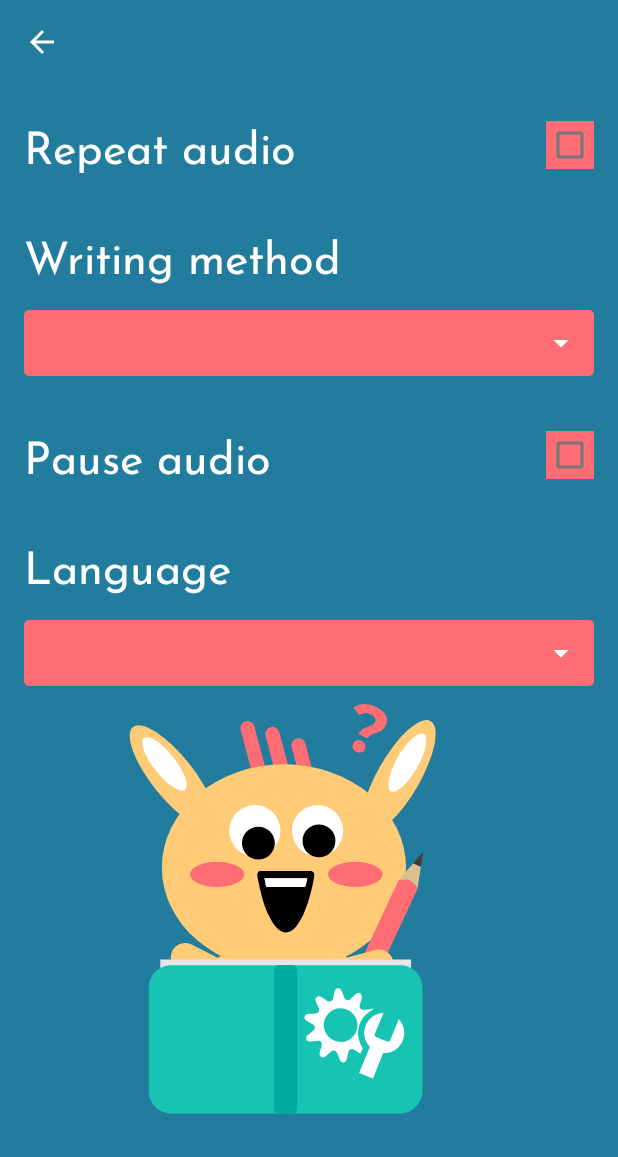
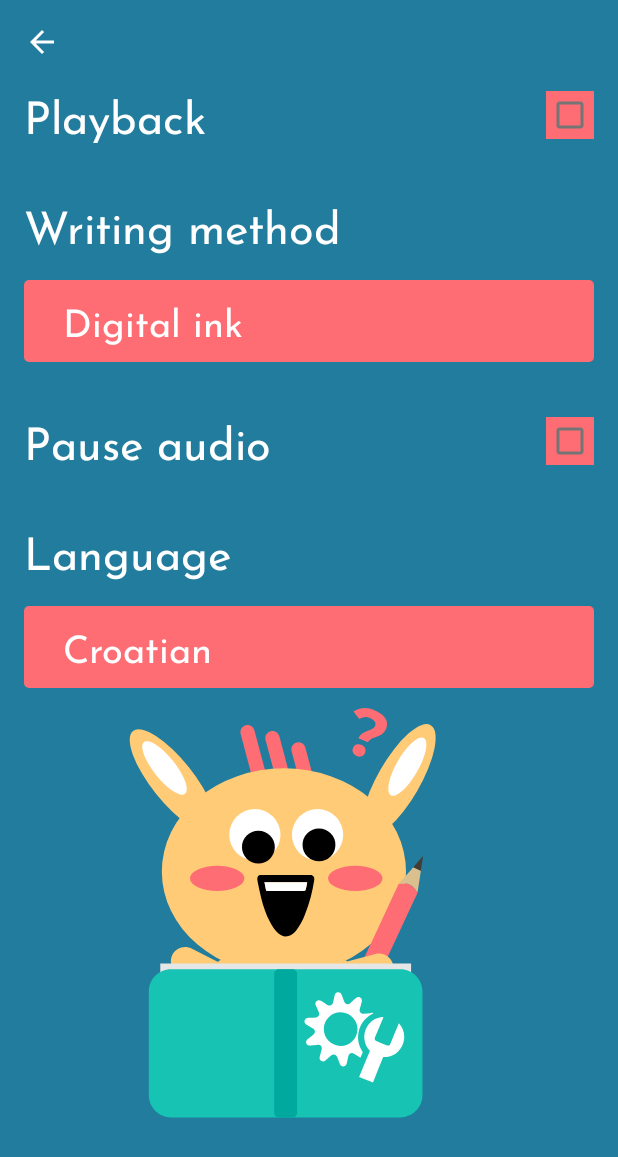
Before and after one commit to mdulibic/MySpellBuddy, an Android app: the SettingsFragment screen opened through its navigation route, on a phone screen of 412 x 824 dp. Shown: the top 1157 px of the screen. Run offline under Robolectric (Android 15) with nearby library versions, the light colour scheme and no system bars; our stand-ins replace Dagger/Hilt's generated code, Timber, navigation-ui.

Commit message:
settings setup and localization

```diff
--- a/app/src/main/java/hr/fer/myspellbuddy/util/SessionManager.kt
+++ b/app/src/main/java/hr/fer/myspellbuddy/util/SessionManager.kt
@@ -1,3 +1,45 @@
 package hr.fer.myspellbuddy.util
 
-class SessionManager
+import android.content.Context
+import android.content.SharedPreferences
+import dagger.hilt.android.qualifiers.ApplicationContext
+import javax.inject.Inject
+
+class SessionManager @Inject constructor(@ApplicationContext private val appContext: Context) {
+
+    companion object {
+        private const val PREFERENCES_APP = "prefs_app"
+        private const val PLAYBACK = "playback"
+        private const val WRITING_METHOD = "writing_method"
+        private const val LANGUAGE = "language"
+        private const val PAUSE_AUDIO = "pause_audio"
+    }
+
+    private val appPreferences: SharedPreferences by lazy {
+        appContext.getSharedPreferences(PREFERENCES_APP, Context.MODE_PRIVATE)
+    }
+
+    var playback: Boolean
+        get() = appPreferences.getBoolean(PLAYBACK, false)
+        set(value) {
+            appPreferences.edit().putBoolean(PLAYBACK, value).apply()
+        }
+
+    var pauseAudio: Boolean
+        get() = appPreferences.getBoolean(PAUSE_AUDIO, false)
+        set(value) {
+            appPreferences.edit().putBoolean(PAUSE_AUDIO, value).apply()
+        }
+
+    var writingMethod: String?
+        get() = appPreferences.getString(WRITING_METHOD, "Hand writing")
+        set(value) {
+            appPreferences.edit().putString(WRITING_METHOD, value).apply()
+        }
+
+    var language: String?
+        get() = appPreferences.getString(LANGUAGE, "hr")
+        set(value) {
+            appPreferences.edit().putString(LANGUAGE, value).apply()
+        }
+}
--- /dev/null
+++ b/app/src/main/java/hr/fer/myspellbuddy/util/extensions/LiveDataExtensions.kt
@@ -0,0 +1,11 @@
+package hr.fer.myspellbuddy.util.extensions
+
+import androidx.lifecycle.LifecycleOwner
+import androidx.lifecycle.LiveData
+import hr.fer.myspellbuddy.util.other.Event
+
+fun <T> LiveData<Event<T>>.observeEvent(viewLifecycleOwner: LifecycleOwner, onEvent: (T) -> Unit) {
+    this.observe(viewLifecycleOwner) {
+        it.getContentIfNotHandled()?.let(onEvent)
+    }
+}
--- /dev/null
+++ b/app/src/main/java/hr/fer/myspellbuddy/util/other/LocaleHelper.kt
@@ -0,0 +1,13 @@
+package hr.fer.myspellbuddy.util.other
+
+import android.content.Context
+import java.util.*
+
+fun setAppLocale(context: Context, language: String) {
+    val locale = Locale(language)
+    Locale.setDefault(locale)
+    val config = context.resources.configuration
+    config.setLocale(locale)
+    context.createConfigurationContext(config)
+    context.resources.updateConfiguration(config, context.resources.displayMetrics)
+}
--- a/app/src/main/java/hr/fer/myspellbuddy/view/fragment/SettingsFragment.kt
+++ b/app/src/main/java/hr/fer/myspellbuddy/view/fragment/SettingsFragment.kt
@@ -1,17 +1,124 @@
 package hr.fer.myspellbuddy.view.fragment
 
+import android.content.Intent
+import android.os.Bundle
+import android.view.View
+import android.widget.AdapterView
+import android.widget.ArrayAdapter
 import androidx.appcompat.widget.Toolbar
+import androidx.fragment.app.viewModels
 import dagger.hilt.android.AndroidEntryPoint
 import hr.fer.myspellbuddy.R
 import hr.fer.myspellbuddy.databinding.FragmentSettingsBinding
+import hr.fer.myspellbuddy.util.extensions.observeEvent
 import hr.fer.myspellbuddy.util.extensions.viewBinding
+import hr.fer.myspellbuddy.util.other.setAppLocale
+import hr.fer.myspellbuddy.view.activity.HomeActivity
+import hr.fer.myspellbuddy.viewModel.SettingsViewModel
 
 @AndroidEntryPoint
 class SettingsFragment : BaseFragment(R.layout.fragment_settings) {
 
     override fun getToolbar(): Toolbar = binding.toolbar
 
+    private val vm: SettingsViewModel by viewModels()
+
+    private val languages = arrayListOf("en", "hr")
+
+    private val writingMethods = arrayListOf("digital", "handwritten")
+
     private val binding by viewBinding(FragmentSettingsBinding::bind)
 
+    override fun onViewCreated(view: View, savedInstanceState: Bundle?) {
+        super.onViewCreated(view, savedInstanceState)
+        initSpinners()
+        vm.initSettings()
+        initListeners()
+        observeLiveData()
+    }
 
+    private fun observeLiveData() {
+        vm.languageInit.observeEvent(viewLifecycleOwner) {
+            binding.spinnerLanguage.apply {
+                setSelection(languages.indexOf(it), false)
+                onItemSelectedListener = object : AdapterView.OnItemSelectedListener {
+                    override fun onNothingSelected(p0: AdapterView<*>?) {
+                    }
+
+                    override fun onItemSelected(
+                        p0: AdapterView<*>?,
+                        p1: View?,
+                        position: Int,
+                        p3: Long
+                    ) {
+                        val language = languages[position]
+                        vm.setupLanguage(language)
+                    }
+                }
+            }
+        }
+        vm.languageChange.observeEvent(viewLifecycleOwner) {
+            setAppLocale(requireContext(), it)
+            val intent = Intent(requireContext(), HomeActivity::class.java)
+            startActivity(intent)
+        }
+
+        vm.pauseSetupChange.observeEvent(viewLifecycleOwner) {
+            binding.checkboxPause.isChecked = it
+        }
+
+        vm.playbackSetupChange.observeEvent(viewLifecycleOwner) {
+            binding.checkboxPlayback.isChecked = it
+        }
+
+        vm.writingMethodChange.observeEvent(viewLifecycleOwner) {
+            binding.spinnerWritingMethod.setSelection(writingMethods.indexOf(it), false)
+        }
+    }
+
+    private fun initListeners() {
+        binding.apply {
+
+            checkboxPause.setOnCheckedChangeListener { _, isChecked ->
+                vm.setupPause(isChecked)
+            }
+
+            checkboxPlayback.setOnCheckedChangeListener { _, isChecked ->
+                vm.setupPlayback(isChecked)
+            }
+
+            spinnerWritingMethod.onItemSelectedListener =
+                object : AdapterView.OnItemSelectedListener {
+                    override fun onNothingSelected(p0: AdapterView<*>?) {
+                    }
+
+                    override fun onItemSelected(
+                        p0: AdapterView<*>?,
+                        p1: View?,
+                        position: Int,
+                        p3: Long
+                    ) {
+                        val method = writingMethods[position]
+                        vm.setupWritingMethod(method)
+                    }
+                }
+        }
+    }
+
+
+    private fun initSpinners() {
+        binding.apply {
+            spinnerLanguage.adapter = ArrayAdapter(
+                requireContext(),
+                R.layout.item_spinner,
+                resources.getStringArray(R.array.Languages)
+            )
+
+            spinnerWritingMethod.adapter = ArrayAdapter(
+                requireContext(),
+                R.layout.item_spinner,
+                resources.getStringArray(R.array.WritingMethods)
+            )
+        }
+    }
 }
--- /dev/null
+++ b/app/src/main/java/hr/fer/myspellbuddy/viewModel/SettingsViewModel.kt
@@ -0,0 +1,72 @@
+package hr.fer.myspellbuddy.viewModel
+
+import androidx.lifecycle.LiveData
+import androidx.lifecycle.MutableLiveData
+import androidx.lifecycle.ViewModel
+import dagger.hilt.android.lifecycle.HiltViewModel
+import hr.fer.myspellbuddy.util.SessionManager
+import hr.fer.myspellbuddy.util.other.Event
+import timber.log.Timber
+import javax.inject.Inject
+
+@HiltViewModel
+class SettingsViewModel @Inject constructor(
+    private val sessionManager: SessionManager
+) : ViewModel() {
+
+    private val _languageInit = MutableLiveData<Event<String>>()
+    val languageInit: LiveData<Event<String>>
+        get() = _languageInit
+
+    private val _languageChange = MutableLiveData<Event<String>>()
+    val languageChange: LiveData<Event<String>>
+        get() = _languageChange
+
+    private val _pauseSetupChange = MutableLiveData<Event<Boolean>>()
+    val pauseSetupChange: LiveData<Event<Boolean>>
+        get() = _pauseSetupChange
+
+    private val _playbackSetupChange = MutableLiveData<Event<Boolean>>()
+    val playbackSetupChange: LiveData<Event<Boolean>>
+        get() = _playbackSetupChange
+
+    private val _writingMethodChange = MutableLiveData<Event<String>>()
+    val writingMethodChange: LiveData<Event<String>>
+        get() = _writingMethodChange
+
+    fun initSettings() {
+        sessionManager.language?.let {
+            _languageInit.value = Event(it)
+        }
+
+        sessionManager.writingMethod?.let {
+            _writingMethodChange.value = Event(it)
+        }
+
+        _playbackSetupChange.value = Event(sessionManager.playback)
+        _pauseSetupChange.value = Event(sessionManager.pauseAudio)
+    }
+
+    fun setupPause(isEnabled: Boolean) {
+        Timber.d("Pause $isEnabled")
+        sessionManager.pauseAudio = isEnabled
+        _pauseSetupChange.value = Event(isEnabled)
+    }
+
+    fun setupPlayback(isEnabled: Boolean) {
+        sessionManager.playback = isEnabled
+        _playbackSetupChange.value = Event(isEnabled)
+    }
+
+    fun setupWritingMethod(method: String) {
+        sessionManager.writingMethod = method
+        _writingMethodChange.value = Event(method)
+    }
+
+    fun setupLanguage(language: String) {
+        sessionManager.language = language
+        _languageChange.value = Event(language)
+    }
+
+
+}
--- a/app/src/main/res/layout/fragment_home.xml
+++ b/app/src/main/res/layout/fragment_home.xml
@@ -29,7 +29,7 @@
         android:fontFamily="@font/josefin_sans_bold"
         android:text="@string/my_spelling_buddy"
         android:textColor="@color/white"
-        android:textSize="50sp"
+        android:textSize="45sp"
         app:layout_constraintEnd_toStartOf="@id/guideline_end"
         app:layout_constraintStart_toEndOf="@id/guideline_start"
         app:layout_constraintTop_toTopOf="parent" />
--- a/app/src/main/res/layout/fragment_settings.xml
+++ b/app/src/main/res/layout/fragment_settings.xml
@@ -37,25 +37,25 @@
 
 
     <TextView
-        android:id="@+id/tv_repeat_audio"
+        android:id="@+id/tv_playback"
         android:layout_width="wrap_content"
         android:layout_height="wrap_content"
-        android:layout_marginTop="20dp"
         android:fontFamily="@font/josefin_sans_regular"
-        android:text="@string/repeat_audio"
+        android:text="@string/playback"
         android:textColor="@color/white"
         android:textSize="30sp"
         app:layout_constraintStart_toEndOf="@id/guideline_start"
         app:layout_constraintTop_toBottomOf="@id/toolbar" />
 
     <com.google.android.material.checkbox.MaterialCheckBox
-        android:id="@+id/checkbox_repeat"
+        android:id="@+id/checkbox_playback"
         android:layout_width="32dp"
         android:layout_height="32dp"
+        android:checked="false"
         android:background="@color/light_coral"
-        app:layout_constraintBottom_toBottomOf="@id/tv_repeat_audio"
+        app:layout_constraintBottom_toBottomOf="@id/tv_playback"
         app:layout_constraintEnd_toStartOf="@id/guideline_end"
-        app:layout_constraintTop_toTopOf="@id/tv_repeat_audio" />
+        app:layout_constraintTop_toTopOf="@id/tv_playback" />
 
     <TextView
         android:id="@+id/tv_writing_method"
@@ -67,10 +67,10 @@
         android:textColor="@color/white"
         android:textSize="30sp"
         app:layout_constraintStart_toEndOf="@id/guideline_start"
-        app:layout_constraintTop_toBottomOf="@id/tv_repeat_audio" />
+        app:layout_constraintTop_toBottomOf="@id/tv_playback" />
 
     <Spinner
-        android:id="@+id/spinner_examination"
+        android:id="@+id/spinner_writing_method"
         android:layout_width="0dp"
         android:layout_height="wrap_content"
         android:layout_marginTop="@dimen/margin_16"
@@ -90,13 +90,14 @@
         android:textColor="@color/white"
         android:textSize="30sp"
         app:layout_constraintStart_toEndOf="@id/guideline_start"
-        app:layout_constraintTop_toBottomOf="@id/spinner_examination" />
+        app:layout_constraintTop_toBottomOf="@id/spinner_writing_method" />
 
     <com.google.android.material.checkbox.MaterialCheckBox
         android:id="@+id/checkbox_pause"
         android:layout_width="32dp"
         android:layout_height="32dp"
         android:background="@color/light_coral"
+        android:checked="false"
         app:layout_constraintBottom_toBottomOf="@id/tv_pause_audio"
         app:layout_constraintEnd_toStartOf="@id/guideline_end"
         app:layout_constraintTop_toTopOf="@id/tv_pause_audio" />
@@ -105,7 +106,7 @@
         android:id="@+id/iv_settings_bunny"
         android:layout_width="00dp"
         android:layout_height="400dp"
-        android:layout_marginTop="4dp"
+        android:layout_marginTop="16dp"
         android:src="@drawable/ic_settings_bunny"
         app:layout_constraintEnd_toStartOf="@id/guideline_end"
         app:layout_constraintStart_toEndOf="@id/guideline_start"
--- /dev/null
+++ b/app/src/main/res/layout/item_spinner.xml
@@ -0,0 +1,14 @@
+<?xml version="1.0" encoding="utf-8"?>
+<TextView xmlns:android="http://schemas.android.com/apk/res/android"
+    xmlns:tools="http://schemas.android.com/tools"
+    android:id="@+id/tv_item"
+    android:layout_width="match_parent"
+    android:layout_height="wrap_content"
+    android:background="@color/light_coral"
+    android:fontFamily="@font/josefin_sans_regular"
+    android:paddingStart="16dp"
+    android:paddingEnd="4dp"
+    android:text="@string/writing_method"
+    android:textColor="@color/white"
+    android:textSize="25sp"
+    tools:text="Item" />
--- a/app/src/main/res/values/strings.xml
+++ b/app/src/main/res/values/strings.xml
@@ -8,11 +8,12 @@
     <string name="repeat_audio">Repeat audio</string>
     <string name="settings">Settings</string>
     <string name="writing_method">Writing method</string>
-    <string-array name="Language">
+    <string name="playback">Playback</string>
+    <string-array name="Languages">
         <item>English</item>
         <item>Croatian</item>
     </string-array>
-    <string-array name="WritingMethod">
+    <string-array name="WritingMethods">
         <item>Digital ink</item>
         <item>Hand writing</item>
     </string-array>
```
Also changed, not shown: 1 other file.
